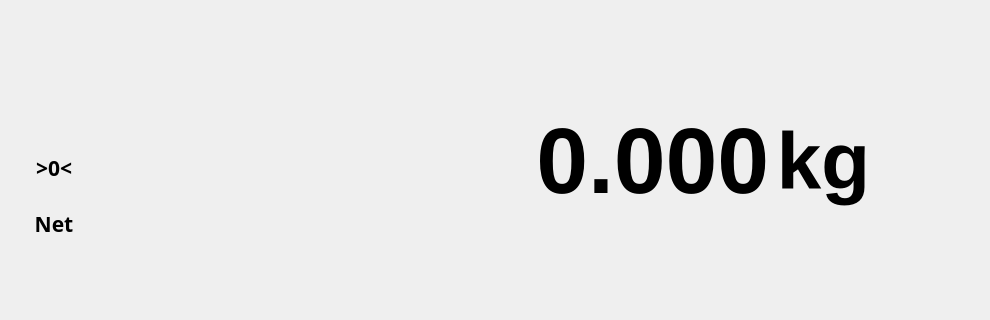
This is mainwindow.ui in cyrillwork/MassaK as Qt 5 draws it before an edit; both pictures show x 0 to 990 and y 133 to 453 of the 1111 by 631 pixel window. The edited form follows.
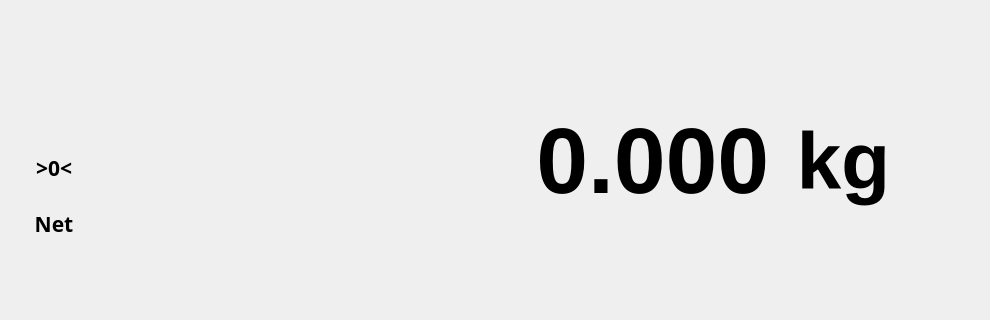
This is the edited form.

Patch:
```diff
--- a/mainwindow.ui
+++ b/mainwindow.ui
@@ -252,19 +252,20 @@
          <widget class="QLabel" name="weightNLabel">
           <property name="minimumSize">
            <size>
-            <width>400</width>
+            <width>500</width>
             <height>0</height>
            </size>
           </property>
           <property name="maximumSize">
            <size>
-            <width>400</width>
+            <width>500</width>
             <height>16777215</height>
            </size>
           </property>
           <property name="font">
            <font>
             <pointsize>70</pointsize>
+            <weight>75</weight>
             <bold>true</bold>
            </font>
           </property>
@@ -283,19 +284,20 @@
          <widget class="QLabel" name="kgLabel">
           <property name="minimumSize">
            <size>
-            <width>100</width>
+            <width>120</width>
             <height>0</height>
            </size>
           </property>
           <property name="maximumSize">
            <size>
-            <width>100</width>
+            <width>120</width>
             <height>16777215</height>
            </size>
           </property>
           <property name="font">
            <font>
             <pointsize>60</pointsize>
+            <weight>75</weight>
             <bold>true</bold>
            </font>
           </property>
@@ -303,7 +305,7 @@
            <enum>Qt::RightToLeft</enum>
           </property>
           <property name="text">
-           <string>kg</string>
+           <string> kg</string>
           </property>
           <property name="alignment">
            <set>Qt::AlignRight|Qt::AlignTrailing|Qt::AlignVCenter</set>
@@ -320,7 +322,7 @@
           </property>
           <property name="sizeHint" stdset="0">
            <size>
-            <width>40</width>
+            <width>20</width>
             <height>20</height>
            </size>
           </property>
```
Left out of the diff: 14 changed lines with no effect on the pictures.
